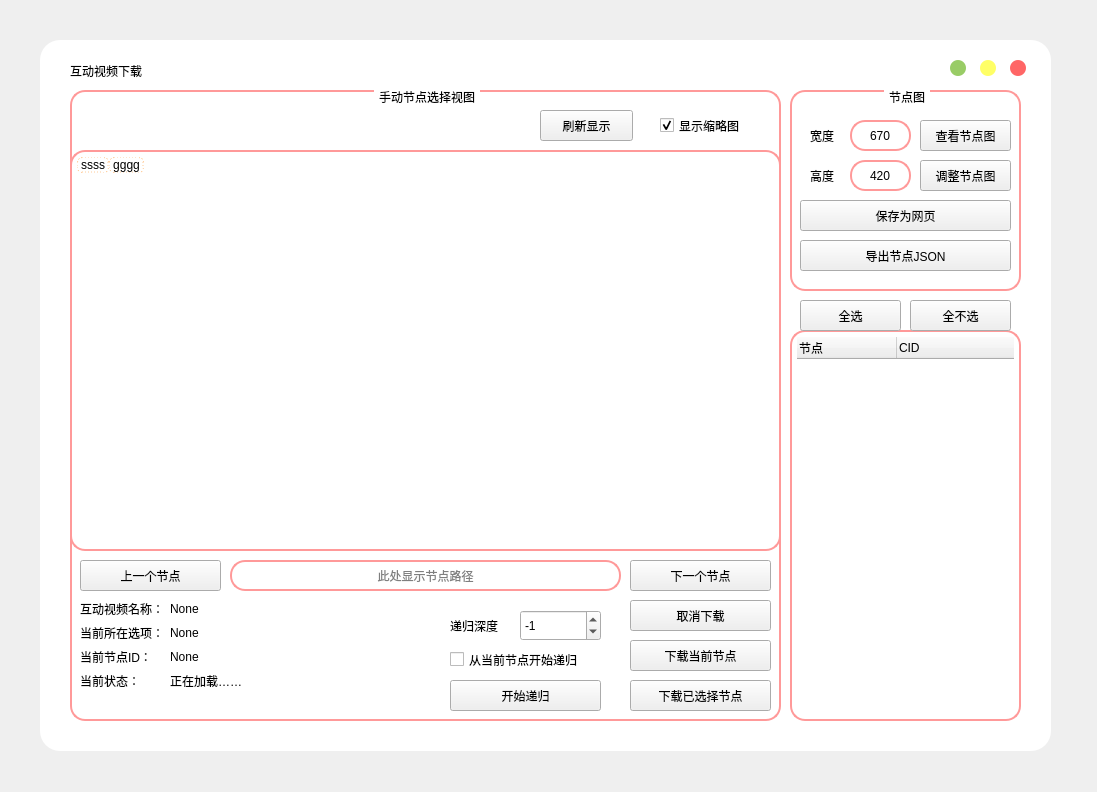
Old version of the form UI/biliInteractive.ui in the repository ABUQWQ/biliDownloader_GUI.
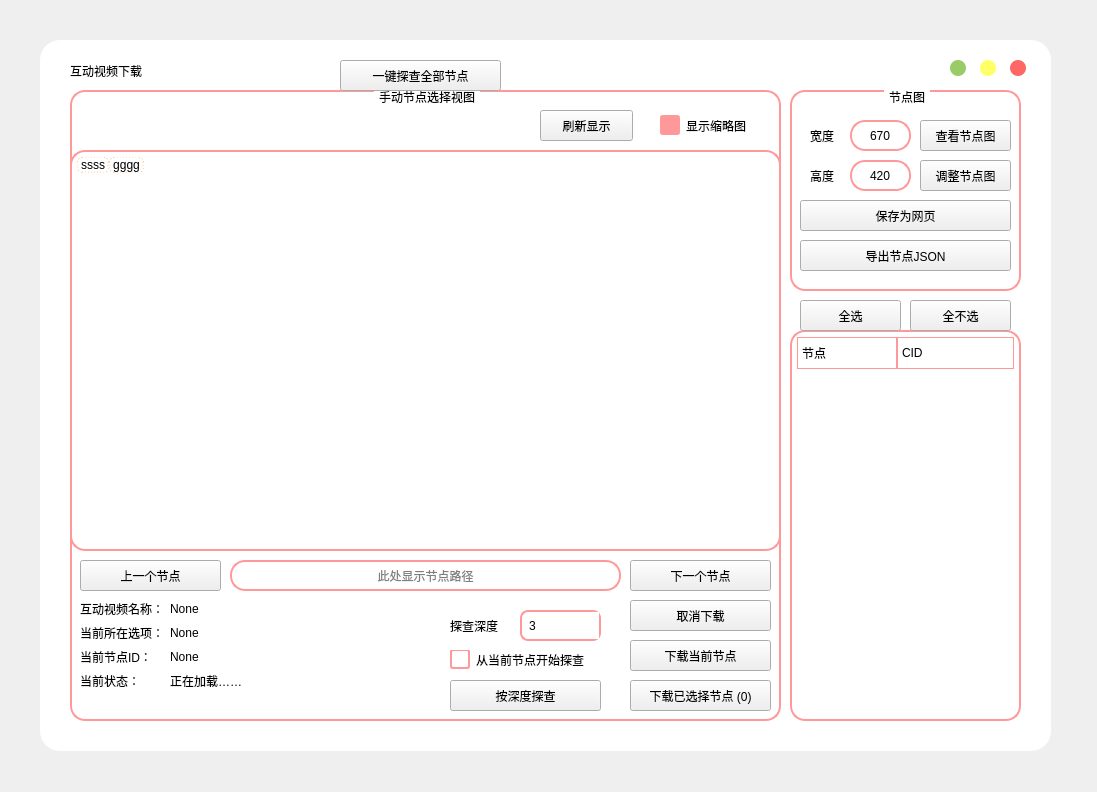
New version of the form. Icons and pictures are not drawn.

Commit message: Fix dark-mode overlooked widgets and improve interactive video UX

What changed in the file:
```diff
--- a/UI/biliInteractive.ui
+++ b/UI/biliInteractive.ui
@@ -207,6 +207,76 @@
 	color: rgb(0, 0, 0);
 	background-color: rgb(255, 204, 153);
 }
+/* 暗色系统下锁死原生控件为浅色 */
+QHeaderView::section{
+	color: rgb(0, 0, 0);
+	background-color: rgb(255, 255, 255);
+	border: 1px solid rgb(255, 153, 153);
+	padding: 4px;
+}
+QSpinBox{
+	color: rgb(0, 0, 0);
+	background-color: rgb(255, 255, 255);
+	border-radius: 8px;
+	border: 2px solid rgb(255, 153, 153);
+	padding-left: 5px;
+	padding-right: 5px;
+}
+QSpinBox:hover{
+	color: rgb(0, 0, 0);
+	background-color: rgb(255, 238, 238);
+}
+QSpinBox::up-button, QSpinBox::down-button{
+	background-color: rgb(255, 255, 255);
+	border: none;
+	width: 16px;
+}
+QCheckBox::indicator{
+	width: 16px;
+	height: 16px;
+	border: 2px solid rgb(255, 153, 153);
+	border-radius: 3px;
+	background-color: rgb(255, 255, 255);
+}
+QCheckBox::indicator:checked{
+	background-color: rgb(255, 153, 153);
+}
+QScrollBar:vertical{
+	background: rgb(255, 255, 255);
+	width: 12px;
+	margin: 0px;
+	border-radius: 6px;
+}
+QScrollBar::handle:vertical{
+	background: rgb(255, 204, 153);
+	min-height: 20px;
+	border-radius: 6px;
+}
+QScrollBar:horizontal{
+	background: rgb(255, 255, 255);
+	height: 12px;
+	margin: 0px;
+	border-radius: 6px;
+}
+QScrollBar::handle:horizontal{
+	background: rgb(255, 204, 153);
+	min-width: 20px;
+	border-radius: 6px;
+}
+QScrollBar::add-line, QScrollBar::sub-line{
+	width: 0px;
+	height: 0px;
+}
+QMessageBox, QMessageBox QLabel, QMessageBox QPushButton{
+	color: rgb(0, 0, 0);
+	background-color: rgb(255, 255, 255);
+}
+QMessageBox QPushButton{
+	background-color: rgb(255, 153, 153);
+	color: rgb(255, 255, 255);
+	border-radius: 8px;
+	padding: 4px 12px;
+}
 </string>
   </property>
   <widget class="QWidget" name="mainwidget" native="true">
@@ -558,7 +628,7 @@
       </rect>
      </property>
      <property name="text">
-      <string>下载已选择节点</string>
+      <string>下载已选择节点 (0)</string>
      </property>
     </widget>
     <widget class="QPushButton" name="btn_back">
@@ -700,7 +770,7 @@
       <number>-10</number>
      </property>
      <property name="value">
-      <number>-1</number>
+      <number>3</number>
      </property>
     </widget>
     <widget class="QLabel" name="label_9">
@@ -713,7 +783,7 @@
       </rect>
      </property>
      <property name="text">
-      <string>递归深度</string>
+      <string>探查深度</string>
      </property>
     </widget>
     <widget class="QCheckBox" name="cb_RSaCC">
@@ -726,7 +796,7 @@
       </rect>
      </property>
      <property name="text">
-      <string>从当前节点开始递归</string>
+      <string>从当前节点开始探查</string>
      </property>
      <property name="checkable">
       <bool>true</bool>
@@ -748,7 +818,7 @@
       </rect>
      </property>
      <property name="text">
-      <string>开始递归</string>
+      <string>按深度探查</string>
      </property>
     </widget>
     <widget class="QCheckBox" name="cb_showimage">
@@ -781,6 +851,19 @@
      </property>
     </widget>
    </widget>
+   <widget class="QPushButton" name="btn_exploreAll">
+    <property name="geometry">
+     <rect>
+      <x>300</x>
+      <y>20</y>
+      <width>161</width>
+      <height>31</height>
+     </rect>
+    </property>
+    <property name="text">
+     <string>一键探查全部节点</string>
+    </property>
+   </widget>
    <widget class="QPushButton" name="btn_select_All">
     <property name="geometry">
      <rect>
```
The commit also changes 20 other files.
